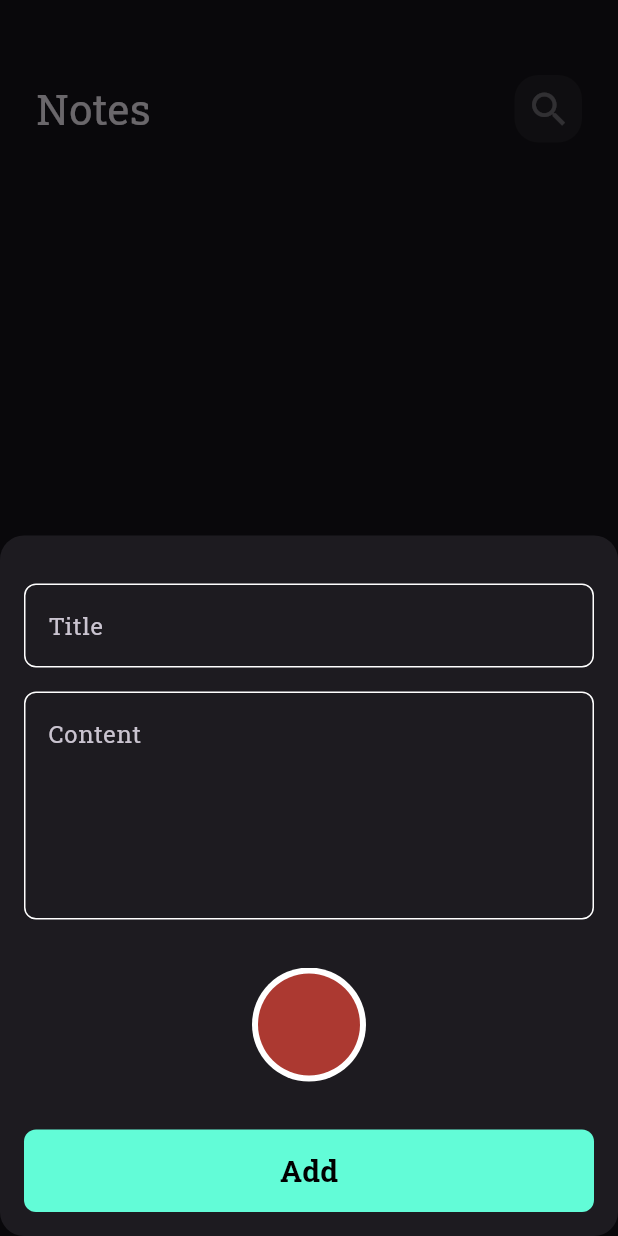
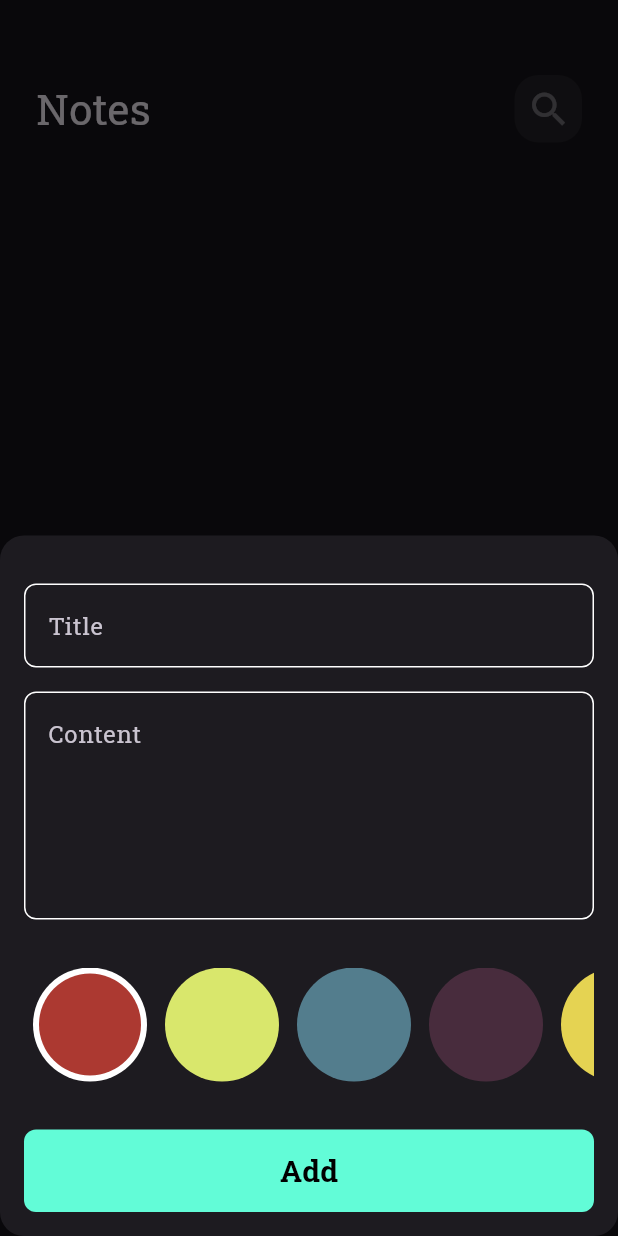
Before and after one commit to Jalo1982/notes_app, a Flutter app: the screen it shows after launch, after a tap on the "add" icon, on a phone screen of 412 x 824 dp. Run offline on Flutter 3.47's test engine with Material 3 defaults, Android fonts, the phone set to English and light mode, and no system bars; our stand-ins replace bloc, flutter_bloc, hive, hive_flutter; accounts and stored records are empty.

Commit message:
Colors list view p2

```diff
--- a/lib/constant.dart
+++ b/lib/constant.dart
@@ -5,8 +5,8 @@ const kPrimaryColor = Color(0xff62FCD7);
 const kNotesBox = 'notes_box';
 List<Color> kColors = const [
   Color(0xffAC3931),
-  Color(0xffE5D352),
   Color(0xffD9E76C),
   Color(0xff537D8D),
   Color(0xff482C3D),
+  Color(0xffE5D352),
 ];
--- a/lib/views/widgets/color_list_view.dart
+++ b/lib/views/widgets/color_list_view.dart
@@ -2,7 +2,6 @@ import 'package:flutter/material.dart';
 import 'package:flutter_bloc/flutter_bloc.dart';
 import 'package:notes_app/cubits/add_note_cubit/add_note_cubit.dart';
 import 'package:notes_app/constant.dart';
-
 
 class ColorItem extends StatelessWidget {
   const ColorItem({super.key, required this.isActive, required this.color});
@@ -40,7 +39,9 @@ class _ColorListViewState extends State<ColorListView> {
   Widget build(BuildContext context) {
     return SizedBox(
       height: 38 * 2,
-      child: ListView.builder(itemBuilder: (context, index) {
+      child: ListView.builder(
+          scrollDirection: Axis.horizontal,
+          itemBuilder: (context, index) {
             return Padding(
               padding: const EdgeInsets.symmetric(horizontal: 6),
               child: GestureDetector(
```
Lines whose indentation alone changed are shown as unchanged.
